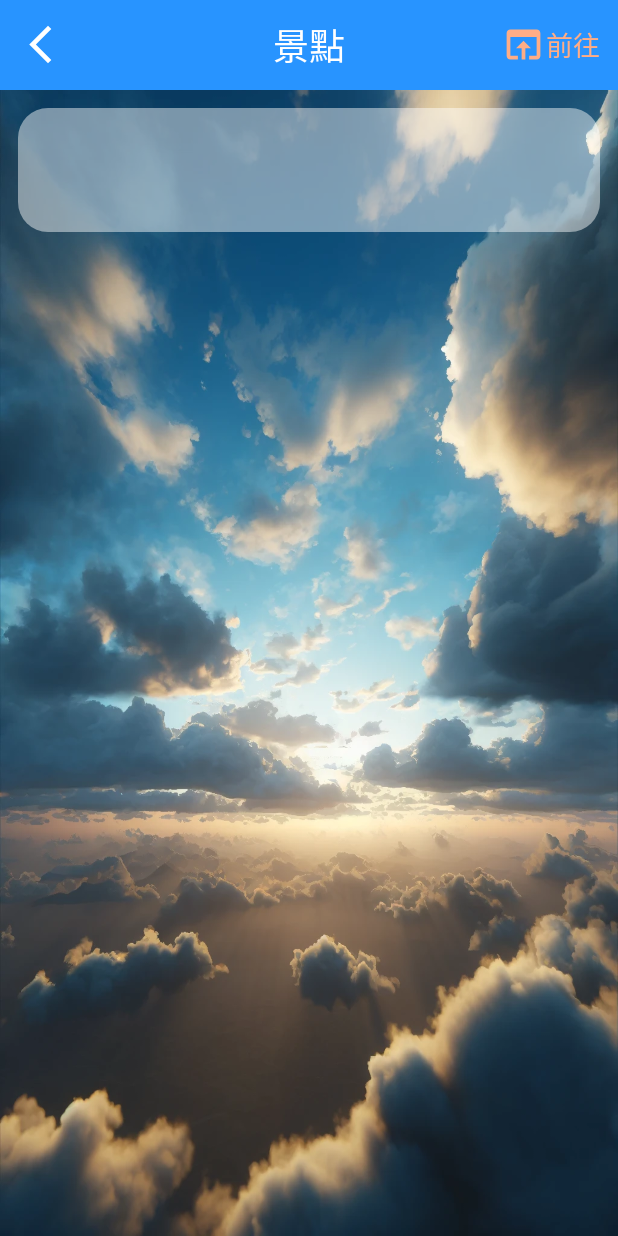
After one commit to su6ru/CubeTravel, an Android app: the AttractionsContentActivity screen opened directly, with no data from a screen before it, on a phone screen of 412 x 824 dp. The commit adds this screen. Run offline under Robolectric (Android 15) with nearby library versions, the phone set to English and light mode, and no system bars; our stand-ins replace data binding; network calls fail.

Commit message:
1.完成景點內頁基礎設定

```diff
--- a/app/src/main/AndroidManifest.xml
+++ b/app/src/main/AndroidManifest.xml
@@ -25,6 +25,8 @@
         </activity>
         <activity
             android:name=".feature.news.NewsContentActivity"/>
+        <activity
+            android:name=".feature.attractions.AttractionsContentActivity"/>
     </application>
 
 </manifest>
--- a/app/src/main/java/com/cube/cubetravel/data/factory/AttractionsContentViewModelFactory.kt
+++ b/app/src/main/java/com/cube/cubetravel/data/factory/AttractionsContentViewModelFactory.kt
@@ -4,21 +4,26 @@ import android.app.Application
 import android.widget.ViewSwitcher.ViewFactory
 import androidx.lifecycle.ViewModel
 import androidx.lifecycle.ViewModelProvider
+import com.cube.cubetravel.data.beans.AttractionsBean
+import com.cube.cubetravel.data.beans.NewsBean
+import com.cube.cubetravel.data.repository.AttractionsContentRepository
 import com.cube.cubetravel.data.repository.MainRepository
+import com.cube.cubetravel.data.repository.NewsContentRepository
+import com.cube.cubetravel.feature.attractions.viewmodel.AttractionsContentViewModel
 import com.cube.cubetravel.feature.main.viewmodel.MainViewModel
+import com.cube.cubetravel.feature.news.viewmodel.NewsContentViewModel
 import com.cube.cubetravel.manager.DatabaseManager
 
 /** AttractionsContentViewModel  專用的 Factory */
 
 @Suppress("UNCHECKED_CAST")
-class AttractionsContentViewModelFactory(private val application: Application): ViewModelProvider.Factory {
+class AttractionsContentViewModelFactory(private val intentAttractionsBean: AttractionsBean?): ViewModelProvider.Factory {
 
     override fun <T : ViewModel> create(modelClass: Class<T>): T {
-        if (modelClass.isAssignableFrom(MainViewModel::class.java)){
-            val attractionsCollectionDao = DatabaseManager.getDatabase(application).attractionsCollectionDao()
+        if (modelClass.isAssignableFrom(AttractionsContentViewModel::class.java)){
 
-            val repository = MainRepository(attractionsCollectionDao)
-            return MainViewModel(repository) as T
+            val repository = AttractionsContentRepository(intentAttractionsBean)
+            return AttractionsContentViewModel(repository) as T
         }
         throw IllegalArgumentException("Unknown ViewModel class")
 
--- a/app/src/main/java/com/cube/cubetravel/data/repository/AttractionsContentRepository.kt
+++ b/app/src/main/java/com/cube/cubetravel/data/repository/AttractionsContentRepository.kt
@@ -2,6 +2,7 @@ package com.cube.cubetravel.data.repository
 
 import com.ci.v1_ci_view.ui.listener.IOnOptionListener
 import com.cube.cubetravel.data.beans.AttractionsBean
+import com.cube.cubetravel.data.beans.NewsBean
 import com.cube.cubetravel.data.network.ITravelApiService
 import com.cube.cubetravel.data.network.call.TravelApiCall
 import com.cube.cubetravel.data.network.drawer.ApiBase
@@ -10,45 +11,8 @@ import retrofit2.http.Path
 import retrofit2.http.Query
 
 /** AttractionsContentActivity相關的  Repository*/
-class AttractionsContentRepository {
-    /** 景點列表
-     * @param language 語系
-     * @param categoryIds 類別ID
-     * @param nlat 緯度(可能因後台資料本身不多,所以實測後我認為是多餘的)
-     * @param elong 經度(可能因後台資料本身不多,所以實測後我認為是多餘的)
-     * @param page 當前請求的頁碼,目前30筆資料1頁。
-     */
-    fun callGetAttractionsList(language: String?
-                        , categoryIds: String?
-                        , nlat: String?
-                        , elong: String?
-                        , page: String?
-                        , successListener: IOnOptionListener<ApiBase.GetAttractionsList.Response>
-                        , failListener: IOnOptionListener<String>
-                        , completeListener: IOnOptionListener<Void>){
+class AttractionsContentRepository(private val intentAttractionsBean: AttractionsBean?) {
+    /** 取得上一個Activity傳到此Activity的傳入值 */
+    fun getLastActivityIntentData() = intentAttractionsBean
 
-        ITravelApiService
-            .invoke()
-            .getAttractionsList(language,categoryIds,nlat,elong,page)
-            .enqueue(TravelApiCall(successListener,failListener,completeListener))
-    }
-    /** 最新消息列表
-     * @param language 語系
-     * @param begin 開始時間，格式 yyyy-MM-dd
-     * @param end 結束時間，格式 yyyy-MM-dd
-     * @param page 當前請求的頁碼,目前30筆資料1頁。
-     */
-    fun callGetNewsList(language: String?
-                        , begin: String?
-                        , end: String?
-                        , page: String?
-                        , successListener: IOnOptionListener<ApiBase.GetNewsList.Response>
-                        , failListener: IOnOptionListener<String>
-                        , completeListener: IOnOptionListener<Void>){
-
-        ITravelApiService
-            .invoke()
-            .getNewsList(language,begin,end,page)
-            .enqueue(TravelApiCall(successListener,failListener,completeListener))
-    }
 }
--- /dev/null
+++ b/app/src/main/java/com/cube/cubetravel/feature/attractions/AttractionsContentActivity.kt
@@ -0,0 +1,79 @@
+package com.cube.cubetravel.feature.attractions
+
+import androidx.appcompat.app.AppCompatActivity
+import android.os.Bundle
+import android.util.Log
+import androidx.lifecycle.ViewModelProvider
+import com.ci.v1_ci_view.ui.util.CIFragmentUtil
+import com.ci.v1_ci_view.ui.view.activity.CIActivity
+import com.cube.cubetravel.R
+import com.cube.cubetravel.custom.activity.CubeTravelActivity
+import com.cube.cubetravel.custom.viewmodel.BaseViewModel
+import com.cube.cubetravel.data.beans.AttractionsBean
+import com.cube.cubetravel.data.beans.NewsBean
+import com.cube.cubetravel.data.factory.AttractionsContentViewModelFactory
+import com.cube.cubetravel.data.factory.MainViewModelFactory
+import com.cube.cubetravel.data.factory.NewsContentViewModelFactory
+import com.cube.cubetravel.databinding.ActivityAttractionsContentBinding
+import com.cube.cubetravel.databinding.ActivityMainBinding
+import com.cube.cubetravel.databinding.ActivityNewsContentBinding
+import com.cube.cubetravel.feature.attractions.viewmodel.AttractionsContentViewModel
+import com.cube.cubetravel.feature.main.viewmodel.MainViewModel
+import com.cube.cubetravel.feature.news.viewmodel.NewsContentViewModel
+import okhttp3.Call
+import okhttp3.Callback
+import okhttp3.OkHttpClient
+import okhttp3.Request
+import okhttp3.Response
+import org.jsoup.Jsoup
+import java.io.IOException
+/** 景點內頁 */
+class AttractionsContentActivity : CubeTravelActivity<AttractionsBean>() {
+    // MARK:- ========================== Define
+
+    companion object{
+        fun startActivity(activity: CubeTravelActivity<*>, attractionsBean: AttractionsBean){
+            CIActivity.startActivity(activity,AttractionsContentActivity::class.java,attractionsBean)
+        }
+
+    }
+    override fun mBaseViewModel(): BaseViewModel {
+        return mAttractionsContentViewModel
+    }
+    // MARK:- ========================== Life
+    override fun onCreate(savedInstanceState: Bundle?) {
+        super.onCreate(savedInstanceState)
+        //====================== DataBinding
+        setContentView(mActivityAttractionsContentBinding.root)
+        mActivityAttractionsContentBinding.viewmodel = mAttractionsContentViewModel
+        mActivityAttractionsContentBinding.lifecycleOwner = this
+        lifecycle.addObserver(mAttractionsContentViewModel)
+
+
+        //====================== Observe
+
+        //====================== Init
+    }
+
+    // MARK:- ========================== View
+
+    // MARK:- ========================== Data
+    /** Data Binding */
+    private val mActivityAttractionsContentBinding: ActivityAttractionsContentBinding by lazy {
+        ActivityAttractionsContentBinding.inflate(layoutInflater)
+    }
+    /** ViewModel */
+    val mAttractionsContentViewModel: AttractionsContentViewModel by lazy {
+        ViewModelProvider(this, AttractionsContentViewModelFactory(getIntentData(AttractionsBean::class.java)))[AttractionsContentViewModel::class.java]
+    }
+    // MARK:- ========================== Observe
+
+    // MARK:- ========================== Method
+
+
+
+
+
+
+
+}
--- /dev/null
+++ b/app/src/main/java/com/cube/cubetravel/feature/attractions/viewmodel/AttractionsContentViewModel.kt
@@ -0,0 +1,38 @@
+package com.cube.cubetravel.feature.attractions.viewmodel
+
+import android.widget.CompoundButton
+import androidx.lifecycle.DefaultLifecycleObserver
+import androidx.lifecycle.LifecycleOwner
+import androidx.lifecycle.MutableLiveData
+import com.ci.v1_ci_view.ui.listener.IOnOptionListener
+import com.cube.cubetravel.R
+import com.cube.cubetravel.custom.viewmodel.BaseViewModel
+import com.cube.cubetravel.data.beans.AttractionsBean
+import com.cube.cubetravel.data.beans.NewsBean
+import com.cube.cubetravel.data.config.CubeTravelConfig
+import com.cube.cubetravel.data.network.drawer.ApiBase
+import com.cube.cubetravel.data.repository.AttractionsContentRepository
+import com.cube.cubetravel.data.repository.MainRepository
+import com.cube.cubetravel.data.repository.NewsContentRepository
+
+/** NewsContentActivity相關的  ViewModel*/
+class AttractionsContentViewModel(private val attractionsContentRepository: AttractionsContentRepository): BaseViewModel(),DefaultLifecycleObserver {
+    // MARK:- ========================== Life
+    override fun onCreate(owner: LifecycleOwner) {
+        super.onCreate(owner)
+
+        mAttractionsBeanLiveData.value = attractionsContentRepository.getLastActivityIntentData()
+    }
+
+    // MARK:- ========================== Data
+    /** 最新消息 資料的 LiveData */
+    val mAttractionsBeanLiveData = MutableLiveData<AttractionsBean>()
+
+    // MARK:- ========================== Event
+    /** 當點擊前往 */
+    fun onGoToClick(){
+
+    }
+    // MARK:- ========================== Method
+
+}
--- a/app/src/main/java/com/cube/cubetravel/feature/main/AttractionsListFragment.kt
+++ b/app/src/main/java/com/cube/cubetravel/feature/main/AttractionsListFragment.kt
@@ -15,6 +15,7 @@ import com.cube.cubetravel.custom.activity.CubeTravelActivity
 import com.cube.cubetravel.custom.application.CubeTravelApplication
 import com.cube.cubetravel.data.beans.AttractionsBean
 import com.cube.cubetravel.databinding.FragmentAttractionsListBinding
+import com.cube.cubetravel.feature.attractions.AttractionsContentActivity
 import com.cube.cubetravel.feature.main.adapter.AttractionsListAdapter
 import com.cube.cubetravel.feature.main.diffcallback.AttractionsListDiffCallback
 import com.cube.cubetravel.feature.main.viewmodel.MainViewModel
@@ -91,7 +92,7 @@ class AttractionsListFragment: CIFragment(R.layout.fragment_attractions_list) {
         val activity = getMyActivity()
         if (activity != null){
             if (activity is CubeTravelActivity<*>){
-
+                AttractionsContentActivity.startActivity(activity,value)
             }
 
         }
--- /dev/null
+++ b/app/src/main/res/layout/activity_attractions_content.xml
@@ -0,0 +1,78 @@
+<?xml version="1.0" encoding="utf-8"?>
+<layout xmlns:android="http://schemas.android.com/apk/res/android"
+    xmlns:app="http://schemas.android.com/apk/res-auto"
+    xmlns:tools="http://schemas.android.com/tools">
+
+    <data>
+        <variable
+            name="viewmodel"
+            type="com.cube.cubetravel.feature.attractions.viewmodel.AttractionsContentViewModel" />
+    </data>
+    <!-- 最外層layout -->
+    <FrameLayout
+        android:id="@+id/layout_main"
+        android:layout_width="match_parent"
+        android:layout_height="match_parent"
+        android:background="@drawable/ic_morning_sky">
+        <!-- 全內容 layout -->
+        <androidx.appcompat.widget.LinearLayoutCompat
+            android:layout_width="match_parent"
+            android:layout_height="match_parent"
+            android:orientation="vertical">
+            <FrameLayout
+                android:layout_width="match_parent"
+                android:layout_height="wrap_content">
+                <!-- toolbar -->
+                <com.ci.v1_ci_view.ui.view.toolbar.CIToolbar
+                    style="@style/ToolbarStyle"
+                    android:id="@+id/toolbar"
+                    android:layout_width="match_parent"
+                    android:layout_height="wrap_content"
+                    app:title_text="@string/n_attractions"
+                    app:showLeftImage="true"/>
+                <!-- 前往 -->
+                <com.ci.v1_ci_view.ui.view.textview.CITextView
+                    style="@style/ToolbarOpenWebStyle"
+                    android:layout_width="wrap_content"
+                    android:layout_height="wrap_content"
+                    android:text="@string/n_go_to"
+                    android:onClick="@{()-> viewmodel.onGoToClick()}"/>
+            </FrameLayout>
+
+            <!-- 內容 區塊 -->
+            <ScrollView
+                android:layout_width="match_parent"
+                android:layout_height="0dp"
+                android:layout_weight="1"
+                android:padding="12dp">
+                <!-- 內容 layout -->
+                <androidx.appcompat.widget.LinearLayoutCompat
+                    android:layout_width="match_parent"
+                    android:layout_height="match_parent"
+                    android:padding="12dp"
+                    android:orientation="vertical"
+                    android:background="@drawable/bg_listview_layout">
+                    <!-- 標題 -->
+                    <com.ci.v1_ci_view.ui.view.textview.CITextView
+                        style="@style/AttractionsContentTitleTextStyle"
+                        android:layout_width="match_parent"
+                        android:layout_height="wrap_content"
+                        android:text="@={viewmodel.mAttractionsBeanLiveData.name}"
+                        tools:text="標題"/>
+                    <!-- 內容 -->
+                    <com.ci.v1_ci_view.ui.view.textview.CITextView
+                        style="@style/AttractionsContentNormalTextStyle"
+                        android:layout_width="match_parent"
+                        android:layout_height="wrap_content"
+                        android:layout_marginTop="12dp"
+                        android:text="@={viewmodel.mAttractionsBeanLiveData.introduction}"
+                        tools:text="內容說明"/>
+
+                </androidx.appcompat.widget.LinearLayoutCompat>
+
+            </ScrollView>
+
+        </androidx.appcompat.widget.LinearLayoutCompat>
+
+    </FrameLayout>
+</layout>
--- a/app/src/main/res/values/style.xml
+++ b/app/src/main/res/values/style.xml
@@ -20,13 +20,25 @@
         <item name="android:textColor">@color/blue</item>
         <item name="android:textSize">@dimen/dimens_very_very_very_small</item>
     </style>
-    <!-- 最新消息 標題Style -->
+    <!-- 景點詳細內頁 標題Style -->
+    <style name="AttractionsContentTitleTextStyle">
+        <item name="android:gravity">center</item>
+        <item name="android:textColor">@color/black</item>
+        <item name="android:textSize">@dimen/dimens_small</item>
+    </style>
+    <!-- 景點詳細內頁 普通內文Style -->
+    <style name="AttractionsContentNormalTextStyle">
+        <item name="android:gravity">start</item>
+        <item name="android:textColor">@color/black</item>
+        <item name="android:textSize">@dimen/dimens_very_very_very_small</item>
+    </style>
+    <!-- 最新消息詳細內頁 標題Style -->
     <style name="NewsContentTitleTextStyle">
         <item name="android:gravity">center</item>
         <item name="android:textColor">@color/black</item>
         <item name="android:textSize">@dimen/dimens_small</item>
     </style>
-    <!-- 最新消息 普通內文Style -->
+    <!-- 最新消息詳細內頁 普通內文Style -->
     <style name="NewsContentNormalTextStyle">
         <item name="android:gravity">start</item>
         <item name="android:textColor">@color/black</item>
```
